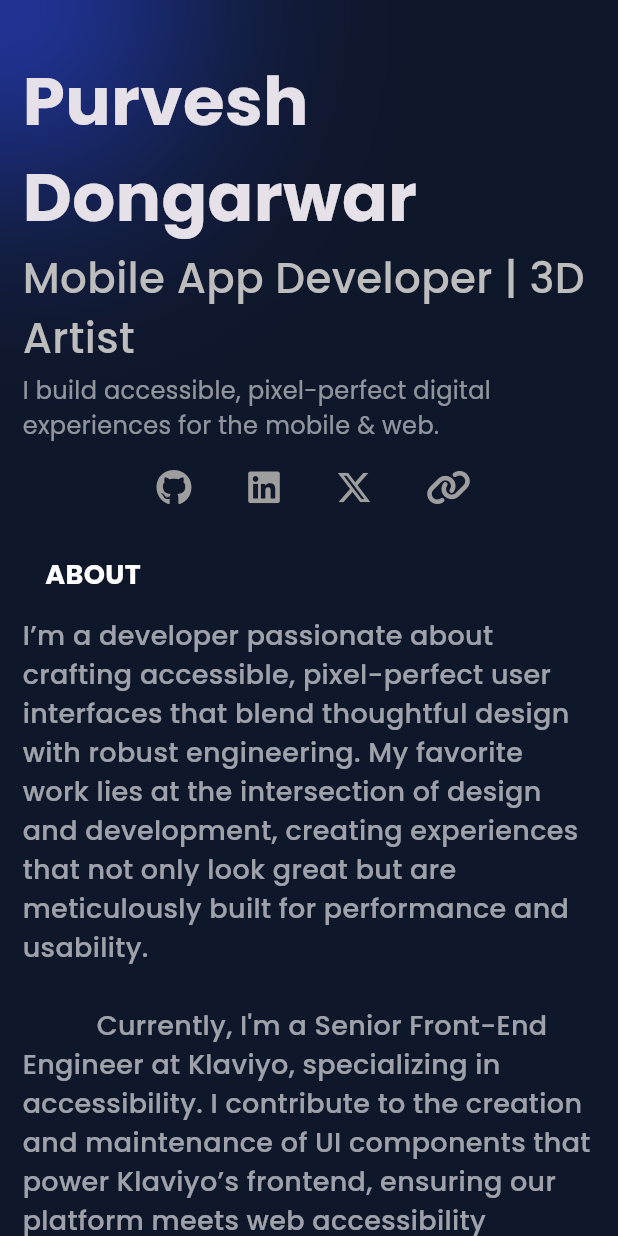
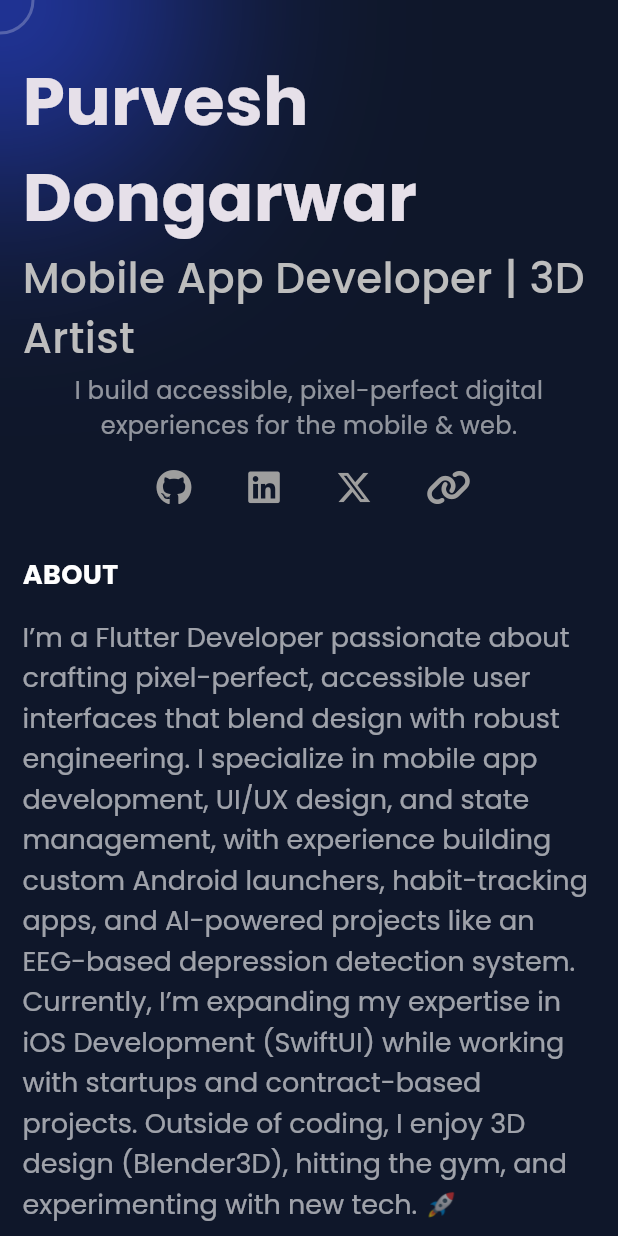
Before and after one commit to purveshxd/purveshxd-portfolio-3.0, a Flutter app: the screen it shows after launch, on a phone screen of 412 x 824 dp. Run offline on Flutter 3.47's test engine with Material 3 defaults, Android fonts, the phone set to English and light mode, and no system bars; our stand-ins replace cloud_firestore, firebase_core, flutter_markdown, font_awesome_flutter, google_fonts, scrollable_positioned_list; missing offline and left inert: pdfx; accounts and stored records are empty; statements that could not run were skipped.

Commit message:
update:cursor, mobile friendly

```diff
--- a/lib/components/about_component.dart
+++ b/lib/components/about_component.dart
@@ -1,4 +1,5 @@
 import 'package:flutter/material.dart';
+import 'package:google_fonts/google_fonts.dart';
 import 'package:purveshxdev/widgets/section_heading_widget.dart';
 
 class AboutComponent extends StatelessWidget {
@@ -6,26 +7,37 @@ class AboutComponent extends StatelessWidget {
 
   @override
   Widget build(BuildContext context) {
-    return const Column(
+    return Column(
       // spacing: 10,
       crossAxisAlignment: CrossAxisAlignment.start,
       children: [
-        SectionHeadingWidget(sectionHeadingLabel: "About"),
+        const SectionHeadingWidget(sectionHeadingLabel: "About"),
         Row(
           children: [
             Flexible(
-              child: Text(
-                '''I’m a developer passionate about crafting accessible, pixel-perfect user interfaces that blend thoughtful design with robust engineering. My favorite work lies at the intersection of design and development, creating experiences that not only look great but are meticulously built for performance and usability.
-
-          Currently, I'm a Senior Front-End Engineer at Klaviyo, specializing in accessibility. I contribute to the creation and maintenance of UI components that power Klaviyo’s frontend, ensuring our platform meets web accessibility standards and best practices to deliver an inclusive user experience.
-
-          In the past, I've had the opportunity to develop software across a variety of settings — from advertising agencies and large corporations to start-ups and small digital product studios. Additionally, I also released a comprehensive video course a few years ago, guiding learners through building a web app with the Spotify API. In my spare time, I’m usually climbing, reading, hanging out with my wife and two cats, or running around Hyrule searching for Korok seeds Korok seeds.''',
-                style: TextStyle(
-                    fontSize: 18,
-                    fontWeight: FontWeight.w500,
-                    color: Colors.white60),
+                child: RichText(
+              text: TextSpan(
+                style: GoogleFonts.poppins(
+                  fontSize: 18,
+                  fontWeight: FontWeight.normal,
+                  color: Colors.white60,
+                ),
+                children: [
+                  const TextSpan(
+                    text:
+                        '''I’m a Flutter Developer passionate about crafting pixel-perfect, accessible user interfaces that blend design with robust engineering. I specialize in mobile app development, UI/UX design, and state management, with experience building custom Android launchers, habit-tracking apps, and AI-powered projects like an EEG-based depression detection system.
+Currently, I’m expanding my expertise in iOS Development (SwiftUI) while working with startups and contract-based projects. Outside of coding, I enjoy 3D design (Blender3D), hitting the gym, and experimenting with new tech. ''',
+                  ),
+                  TextSpan(
+                    text: '🚀',
+                    style: GoogleFonts.notoColorEmoji(
+                      fontSize: 18,
+                      fontWeight: FontWeight.w500,
+                    ),
+                  ),
+                ],
               ),
-            ),
+            )),
           ],
         ),
         // Divider(
--- a/lib/components/profile_component.dart
+++ b/lib/components/profile_component.dart
@@ -8,7 +8,10 @@ class ProfileComponent extends StatelessWidget {
 
   @override
   Widget build(BuildContext context) {
+    final isMobile = MediaQuery.sizeOf(context).width > 768 ? false : true;
     return Column(
+      crossAxisAlignment:
+          isMobile ? CrossAxisAlignment.center : CrossAxisAlignment.start,
       children: [
         Text(
           "Purvesh Dongarwar",
@@ -20,9 +23,10 @@ class ProfileComponent extends StatelessWidget {
           style: Style.subHeadingTextStyle,
         ),
         SizedBox(height: MediaQuery.sizeOf(context).width * .01),
-        const Text(
+        Text(
           "I build accessible, pixel-perfect digital experiences for the mobile & web.",
-          style: TextStyle(color: Colors.white54, fontSize: 16),
+          textAlign: isMobile ? TextAlign.center : TextAlign.start,
+          style: const TextStyle(color: Colors.white54, fontSize: 16),
         ),
       ],
     );
--- a/lib/widgets/section_heading_widget.dart
+++ b/lib/widgets/section_heading_widget.dart
@@ -11,7 +11,7 @@ class SectionHeadingWidget extends StatelessWidget {
     return Padding(
       padding: screenWidth > 768
           ? const EdgeInsets.only(top: 55, bottom: 10)
-          : const EdgeInsets.all(15),
+          : const EdgeInsets.all(15).copyWith(left: 0),
       // padding: const EdgeInsets.only(top: 55, bottom: 10),
       child: Text(
         sectionHeadingLabel.toUpperCase(),
```
Also changed, not shown: lib/screens/all_project_screen.dart (+19 -10 lines), lib/utils/background.dart (+18 -0 lines), 1 other file.
